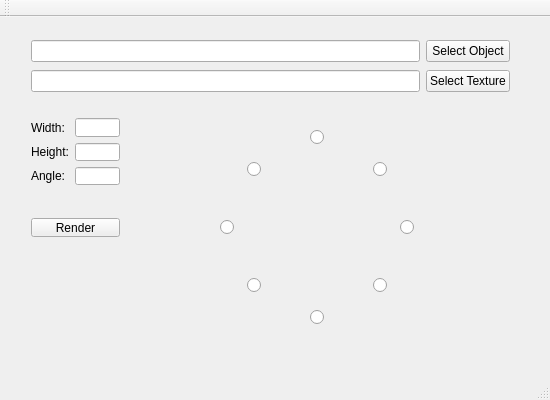
Qt form mainwindow.ui (supernugy/Awesome2DGui) before a commit.
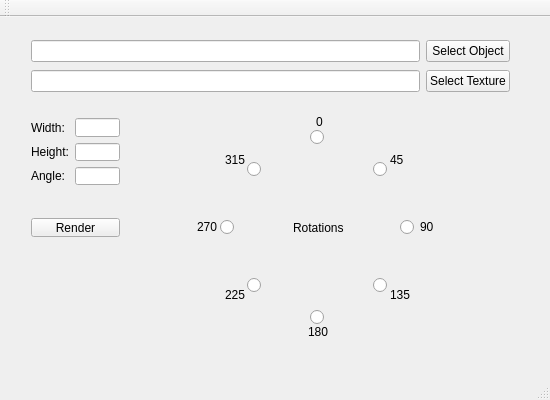
The same form after that commit.

Commit message: Added rotation labels

What changed in the file:
```diff
--- a/mainwindow.ui
+++ b/mainwindow.ui
@@ -236,6 +236,123 @@
      <string/>
     </property>
    </widget>
+   <widget class="QLabel" name="rotationsMainLabel">
+    <property name="geometry">
+     <rect>
+      <x>293</x>
+      <y>203</y>
+      <width>60</width>
+      <height>15</height>
+     </rect>
+    </property>
+    <property name="text">
+     <string>Rotations</string>
+    </property>
+   </widget>
+   <widget class="QLabel" name="rotationLabel0">
+    <property name="geometry">
+     <rect>
+      <x>316</x>
+      <y>97</y>
+      <width>16</width>
+      <height>16</height>
+     </rect>
+    </property>
+    <property name="text">
+     <string>0</string>
+    </property>
+   </widget>
+   <widget class="QLabel" name="rotationLabel45">
+    <property name="geometry">
+     <rect>
+      <x>390</x>
+      <y>135</y>
+      <width>16</width>
+      <height>16</height>
+     </rect>
+    </property>
+    <property name="text">
+     <string>45</string>
+    </property>
+   </widget>
+   <widget class="QLabel" name="rotationLabel90">
+    <property name="geometry">
+     <rect>
+      <x>420</x>
+      <y>202</y>
+      <width>16</width>
+      <height>16</height>
+     </rect>
+    </property>
+    <property name="text">
+     <string>90</string>
+    </property>
+   </widget>
+   <widget class="QLabel" name="rotationLabel135">
+    <property name="geometry">
+     <rect>
+      <x>390</x>
+      <y>270</y>
+      <width>25</width>
+      <height>16</height>
+     </rect>
+    </property>
+    <property name="text">
+     <string>135</string>
+    </property>
+   </widget>
+   <widget class="QLabel" name="rotationLabel180">
+    <property name="geometry">
+     <rect>
+      <x>308</x>
+      <y>307</y>
+      <width>25</width>
+      <height>16</height>
+     </rect>
+    </property>
+    <property name="text">
+     <string>180</string>
+    </property>
+   </widget>
+   <widget class="QLabel" name="rotationLabel225">
+    <property name="geometry">
+     <rect>
+      <x>225</x>
+      <y>270</y>
+      <width>25</width>
+      <height>16</height>
+     </rect>
+    </property>
+    <property name="text">
+     <string>225</string>
+    </property>
+   </widget>
+   <widget class="QLabel" name="rotationLabel270">
+    <property name="geometry">
+     <rect>
+      <x>197</x>
+      <y>202</y>
+      <width>25</width>
+      <height>16</height>
+     </rect>
+    </property>
+    <property name="text">
+     <string>270</string>
+    </property>
+   </widget>
+   <widget class="QLabel" name="rotationLabel315">
+    <property name="geometry">
+     <rect>
+      <x>225</x>
+      <y>135</y>
+      <width>25</width>
+      <height>16</height>
+     </rect>
+    </property>
+    <property name="text">
+     <string>315</string>
+    </property>
+   </widget>
   </widget>
   <widget class="QMenuBar" name="menuBar">
    <property name="geometry">
```
